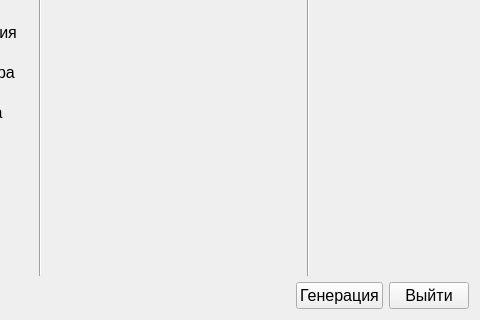
Qt form Source_Code/formtreegenerate.ui (KeltorHD/LogicExpressionGenerator) before a commit; both pictures show x 320 to 800 and y 287 to 607 of the 800 by 607 pixel window.
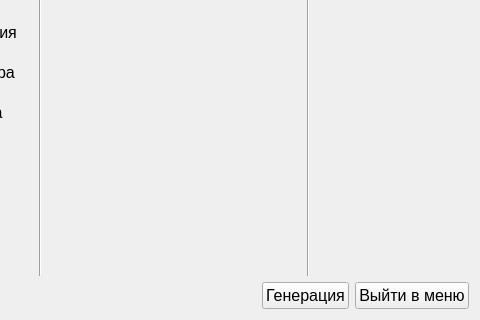
The same form after that commit.

The edit to the form file:
```diff
--- a/Source_Code/formtreegenerate.ui
+++ b/Source_Code/formtreegenerate.ui
@@ -896,7 +896,7 @@
           </font>
          </property>
          <property name="text">
-          <string>Выйти</string>
+          <string>Выйти в меню</string>
          </property>
         </widget>
        </item>
```
Left out of the diff: 22 changed lines with no effect on the pictures.
